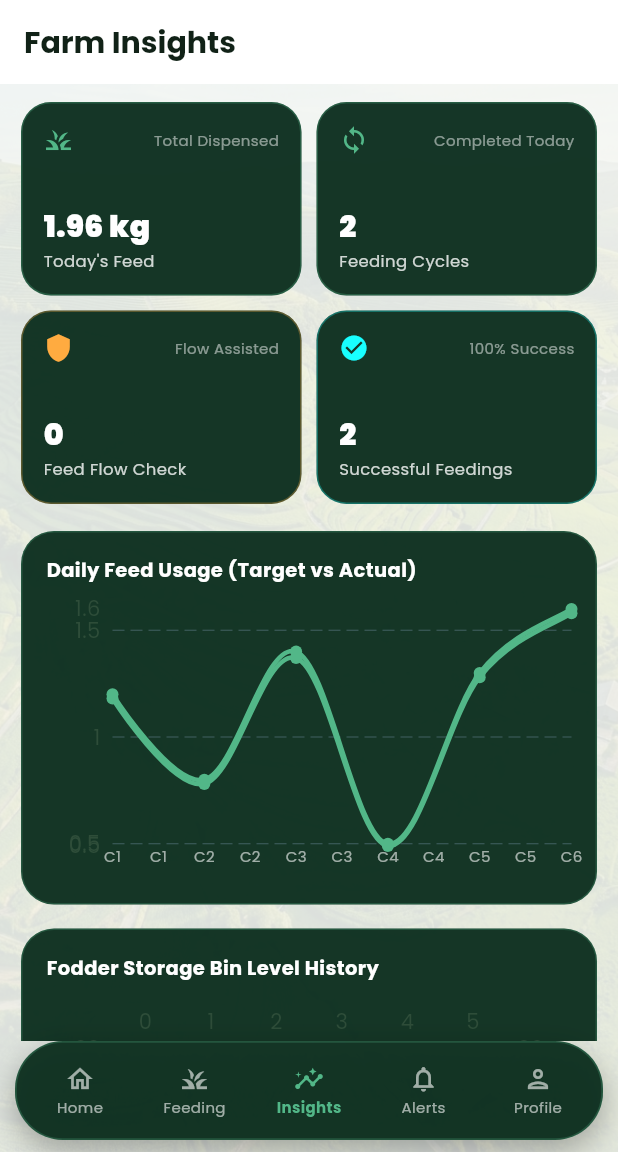
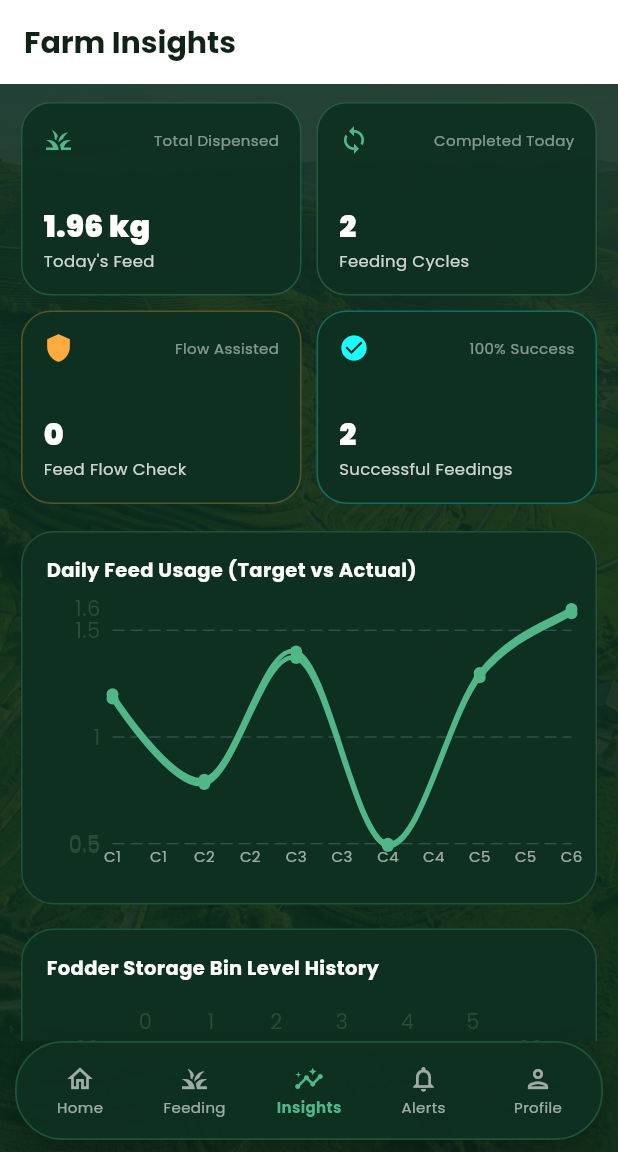
Before and after one commit to Kamal-055/SmartFarm, a Flutter app: the screen it shows after launch, after a tap on "Slide to Get Started", after a tap on the "show chart" icon, on a phone screen of 412 x 824 dp, the part 84-1236 px from its top. Run offline on Flutter 3.47's test engine with Material 3 defaults, Android fonts, the phone set to English and light mode, and no system bars; drawn by our look-alikes of fl_chart; our stand-ins replace firebase_auth, firebase_core, firebase_database, firebase_messaging, google_fonts, shared_preferences; accounts and stored records are empty.

Commit message:
Fix background overlay opacity across all screens to prevent blank white rendering

```diff
--- a/lib/screens/ai_models/ai_feed_prediction_screen.dart
+++ b/lib/screens/ai_models/ai_feed_prediction_screen.dart
@@ -29,7 +29,7 @@
           ),
           Positioned.fill(
             child: Container(
-              color: AppColors.background.withValues(alpha: 0.90),
+              color: AppColors.primaryDark.withValues(alpha: 0.88),
             ),
           ),
 
--- a/lib/screens/ai_models/blockage_prediction_screen.dart
+++ b/lib/screens/ai_models/blockage_prediction_screen.dart
@@ -29,7 +29,7 @@
           ),
           Positioned.fill(
             child: Container(
-              color: AppColors.background.withValues(alpha: 0.90),
+              color: AppColors.primaryDark.withValues(alpha: 0.88),
             ),
           ),
 
--- a/lib/screens/alerts/alerts_screen.dart
+++ b/lib/screens/alerts/alerts_screen.dart
@@ -59,7 +59,7 @@
           ),
           Positioned.fill(
             child: Container(
-              color: AppColors.background.withValues(alpha: 0.90),
+              color: AppColors.primaryDark.withValues(alpha: 0.88),
             ),
           ),
 
--- a/lib/screens/analytics/analytics_screen.dart
+++ b/lib/screens/analytics/analytics_screen.dart
@@ -34,7 +34,7 @@
           ),
           Positioned.fill(
             child: Container(
-              color: AppColors.background.withValues(alpha: 0.90),
+              color: AppColors.primaryDark.withValues(alpha: 0.88),
             ),
           ),
 
--- a/lib/screens/dashboard/dashboard_screen.dart
+++ b/lib/screens/dashboard/dashboard_screen.dart
@@ -43,7 +43,7 @@
           ),
           Positioned.fill(
             child: Container(
-              color: AppColors.background.withValues(alpha: 0.90),
+              color: AppColors.primaryDark.withValues(alpha: 0.88),
             ),
           ),
 
--- a/lib/screens/feeding/feeding_screen.dart
+++ b/lib/screens/feeding/feeding_screen.dart
@@ -60,7 +60,7 @@
           ),
           Positioned.fill(
             child: Container(
-              color: AppColors.background.withValues(alpha: 0.90),
+              color: AppColors.primaryDark.withValues(alpha: 0.88),
             ),
           ),
 
--- a/lib/screens/gate_control/gate_control_screen.dart
+++ b/lib/screens/gate_control/gate_control_screen.dart
@@ -35,7 +35,7 @@
           ),
           Positioned.fill(
             child: Container(
-              color: AppColors.background.withValues(alpha: 0.92),
+              color: AppColors.primaryDark.withValues(alpha: 0.88),
             ),
           ),
 
--- a/lib/screens/history/history_screen.dart
+++ b/lib/screens/history/history_screen.dart
@@ -26,7 +26,7 @@
           ),
           Positioned.fill(
             child: Container(
-              color: AppColors.background.withValues(alpha: 0.92),
+              color: AppColors.primaryDark.withValues(alpha: 0.88),
             ),
           ),
 
--- a/lib/screens/schedule/schedule_screen.dart
+++ b/lib/screens/schedule/schedule_screen.dart
@@ -31,7 +31,7 @@
           ),
           Positioned.fill(
             child: Container(
-              color: AppColors.background.withValues(alpha: 0.92),
+              color: AppColors.primaryDark.withValues(alpha: 0.88),
             ),
           ),
 
--- a/lib/screens/sensors/live_sensors_screen.dart
+++ b/lib/screens/sensors/live_sensors_screen.dart
@@ -30,7 +30,7 @@
           ),
           Positioned.fill(
             child: Container(
-              color: AppColors.background.withValues(alpha: 0.90),
+              color: AppColors.primaryDark.withValues(alpha: 0.88),
             ),
           ),
 
--- a/lib/screens/settings/settings_screen.dart
+++ b/lib/screens/settings/settings_screen.dart
@@ -38,7 +38,7 @@
           ),
           Positioned.fill(
             child: Container(
-              color: AppColors.background.withValues(alpha: 0.90),
+              color: AppColors.primaryDark.withValues(alpha: 0.88),
             ),
           ),
 
--- a/lib/screens/settings/system_overview_screen.dart
+++ b/lib/screens/settings/system_overview_screen.dart
@@ -23,7 +23,7 @@
           ),
           Positioned.fill(
             child: Container(
-              color: AppColors.background.withValues(alpha: 0.90),
+              color: AppColors.primaryDark.withValues(alpha: 0.88),
             ),
           ),
 
```
